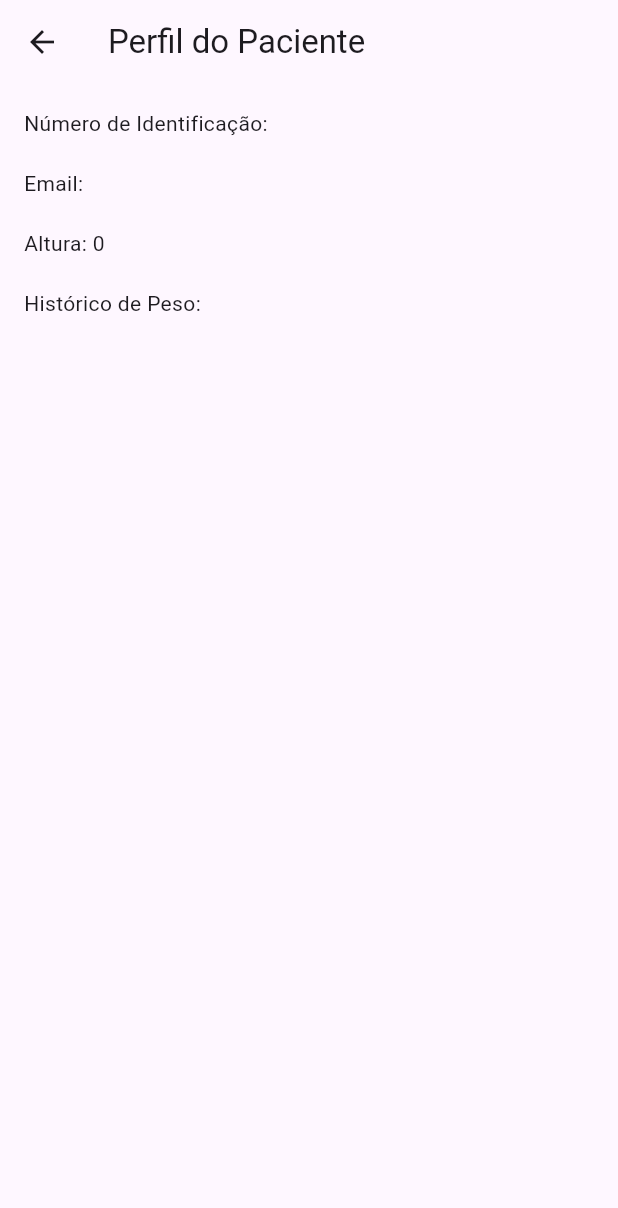
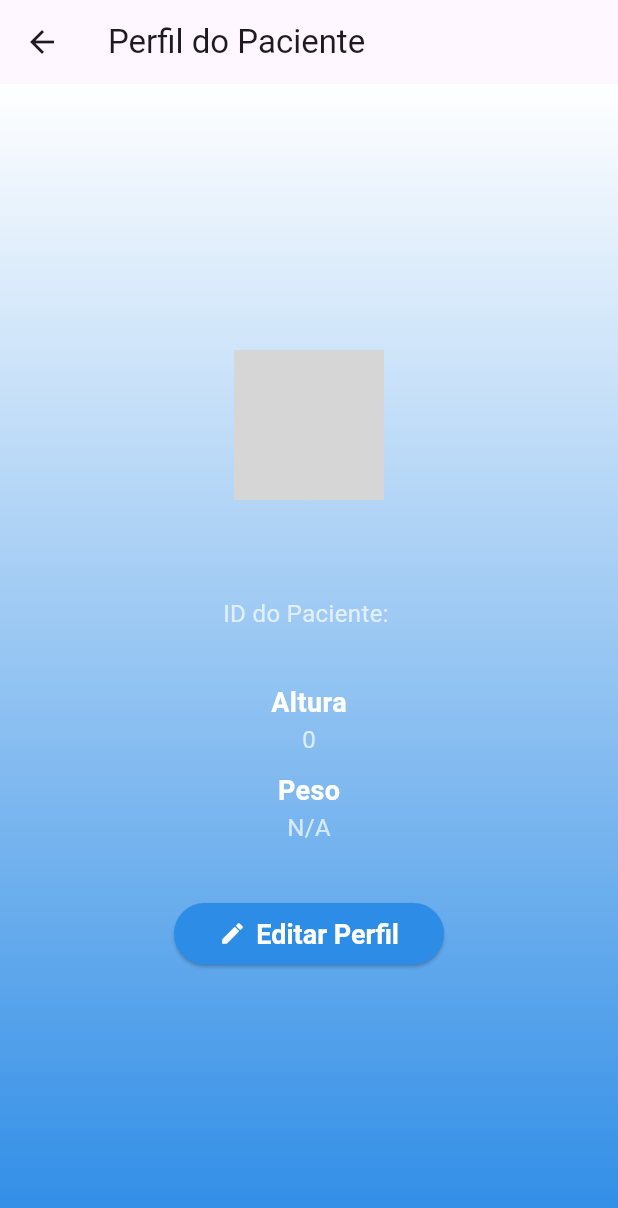
Before and after one commit to Imakkill/nutri, a Flutter app: the PatientProfileScreen screen opened by its route, on a phone screen of 412 x 824 dp. Shown: the top 1208 px of the screen. Run offline on Flutter 3.47's test engine with Material 3 defaults, Android fonts, the phone set to English and light mode, and no system bars; our stand-ins replace cloud_firestore, firebase_auth, firebase_core; accounts and stored records are empty; grey boxes are pictures that could not be loaded.

Commit message:
tela perfil e registro repaginadas

```diff
--- a/lib/screens/profile/patient_profile_screen.dart
+++ b/lib/screens/profile/patient_profile_screen.dart
@@ -1,6 +1,6 @@
+import 'package:flutter/material.dart';
 import 'package:cloud_firestore/cloud_firestore.dart';
 import 'package:firebase_auth/firebase_auth.dart';
-import 'package:flutter/material.dart';
 
 class PatientProfileScreen extends StatefulWidget {
   const PatientProfileScreen({super.key});
@@ -10,19 +10,18 @@ class PatientProfileScreen extends StatefulWidget {
 }
 
 class PatientProfileScreenState extends State<PatientProfileScreen> {
-  User? user;
-  DocumentSnapshot? userDoc;
+  final User? user = FirebaseAuth.instance.currentUser;
+  DocumentSnapshot<Map<String, dynamic>>? userData;
 
   @override
   void initState() {
     super.initState();
-    user = FirebaseAuth.instance.currentUser;
     _fetchUserData();
   }
 
   Future<void> _fetchUserData() async {
     if (user != null) {
-      userDoc = await FirebaseFirestore.instance
+      userData = await FirebaseFirestore.instance
           .collection('users')
           .doc(user!.uid)
           .get();
@@ -32,47 +31,107 @@ class PatientProfileScreenState extends State<PatientProfileScreen> {
 
   @override
   Widget build(BuildContext context) {
-    if (userDoc == null) {
-      return const Scaffold(
-        body: Center(
-          child: CircularProgressIndicator(),
-        ),
-      );
-    }
-
-    Map<String, dynamic> userData = userDoc!.data() as Map<String, dynamic>;
-
     return Scaffold(
       appBar: AppBar(
         title: const Text('Perfil do Paciente'),
       ),
-      body: Padding(
-        padding: const EdgeInsets.all(16.0),
-        child: Column(
-          crossAxisAlignment: CrossAxisAlignment.start,
+      body: Container(
+        decoration: const BoxDecoration(
+          gradient: LinearGradient(
+            begin: Alignment.topCenter,
+            end: Alignment.bottomCenter,
+            colors: [Colors.white, Color.fromARGB(255, 45, 140, 230)],
+          ),
+        ),
+        child: Center(
+          child: userData == null
+              ? const CircularProgressIndicator()
+              : Column(
+                  mainAxisAlignment: MainAxisAlignment.center,
                   children: [
-            Text('Número de Identificação: ${userData['patientId']}'),
+                    const CircleAvatar(
+                      radius: 50,
+                      backgroundImage:
+                          AssetImage('assets/profile_placeholder.png'),
+                    ),
                     const SizedBox(height: 20),
-            Text('Email: ${userData['email']}'),
-            const SizedBox(height: 20),
-            Text('Altura: ${userData['height'] ?? 'Não definido'}'),
-            const SizedBox(height: 20),
-            const Text('Histórico de Peso:'),
-            Expanded(
-              child: ListView.builder(
-                itemCount: userData['weightHistory'].length,
-                itemBuilder: (context, index) {
-                  var entry = userData['weightHistory'][index];
-                  return ListTile(
-                    title: Text('Peso: ${entry['weight']} kg'),
-                    subtitle: Text('Data: ${entry['date']}'),
-                  );
+                    Text(
+                      userData!['email'] ?? 'Email não disponível',
+                      style: const TextStyle(
+                        fontSize: 24,
+                        fontWeight: FontWeight.bold,
+                        color: Colors.white,
+                      ),
+                    ),
+                    const SizedBox(height: 10),
+                    Text(
+                      'ID do Paciente: ${userData!['patientId'] ?? 'N/A'}',
+                      style: const TextStyle(
+                        fontSize: 16,
+                        color: Colors.white70,
+                      ),
+                    ),
+                    const SizedBox(height: 30),
+                    _buildProfileDetail(
+                        'Altura', userData!['height']?.toString() ?? 'N/A'),
+                    _buildProfileDetail(
+                        'Peso',
+                        userData!['weightHistory'].isNotEmpty
+                            ? userData!['weightHistory'].last.toString()
+                            : 'N/A'),
+                    const SizedBox(height: 30),
+                    ElevatedButton.icon(
+                      onPressed: () {
+                        // Navegar para a página de edição de perfil
                       },
+                      icon: const Icon(Icons.edit),
+                      label: const Text('Editar Perfil'),
+                      style: ElevatedButton.styleFrom(
+                        foregroundColor: Colors.white,
+                        backgroundColor:
+                            const Color.fromARGB(255, 45, 140, 230),
+                        textStyle: const TextStyle(
+                          fontSize: 18,
+                          fontWeight: FontWeight.bold,
+                        ),
+                        padding: const EdgeInsets.symmetric(
+                          horizontal: 30,
+                          vertical: 10,
+                        ),
+                        shape: RoundedRectangleBorder(
+                          borderRadius: BorderRadius.circular(30),
+                        ),
                       ),
                     ),
                   ],
                 ),
         ),
+      ),
+    );
+  }
+
+  Widget _buildProfileDetail(String title, String value) {
+    return Padding(
+      padding: const EdgeInsets.symmetric(vertical: 5),
+      child: Column(
+        children: [
+          Text(
+            title,
+            style: const TextStyle(
+              fontSize: 18,
+              fontWeight: FontWeight.bold,
+              color: Colors.white,
+            ),
+          ),
+          Text(
+            value,
+            style: const TextStyle(
+              fontSize: 16,
+              color: Colors.white70,
+            ),
+          ),
+        ],
+      ),
     );
   }
 }
--- a/pubspec.yaml
+++ b/pubspec.yaml
@@ -27,3 +27,4 @@ flutter:
     - assets/images/logo.jpg
     - assets/images/logo.png
     - assets/images/logo_bg.png
+    - assets/images/profile_placeholder.png
```
Also changed, not shown: lib/screens/auth/register_screen.dart (+54 -5 lines), lib/screens/home/patient_home_screen.dart (+11 -5 lines), assets/images/profile_placeholder.png (added). Lines whose indentation alone changed are shown as unchanged.
